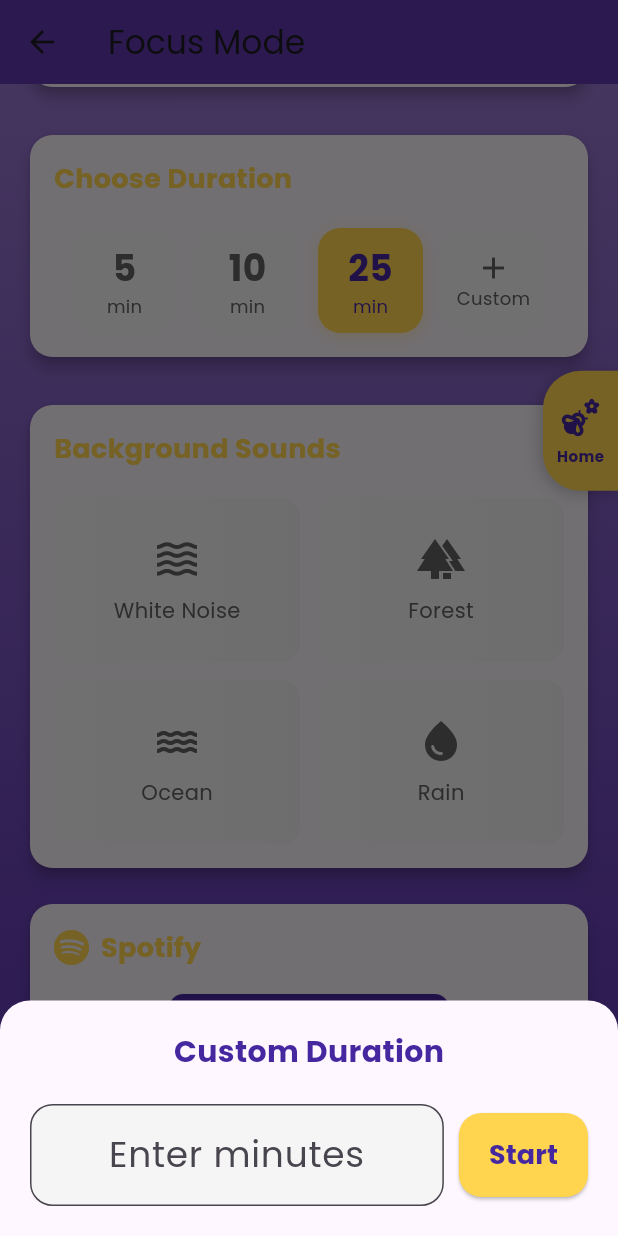
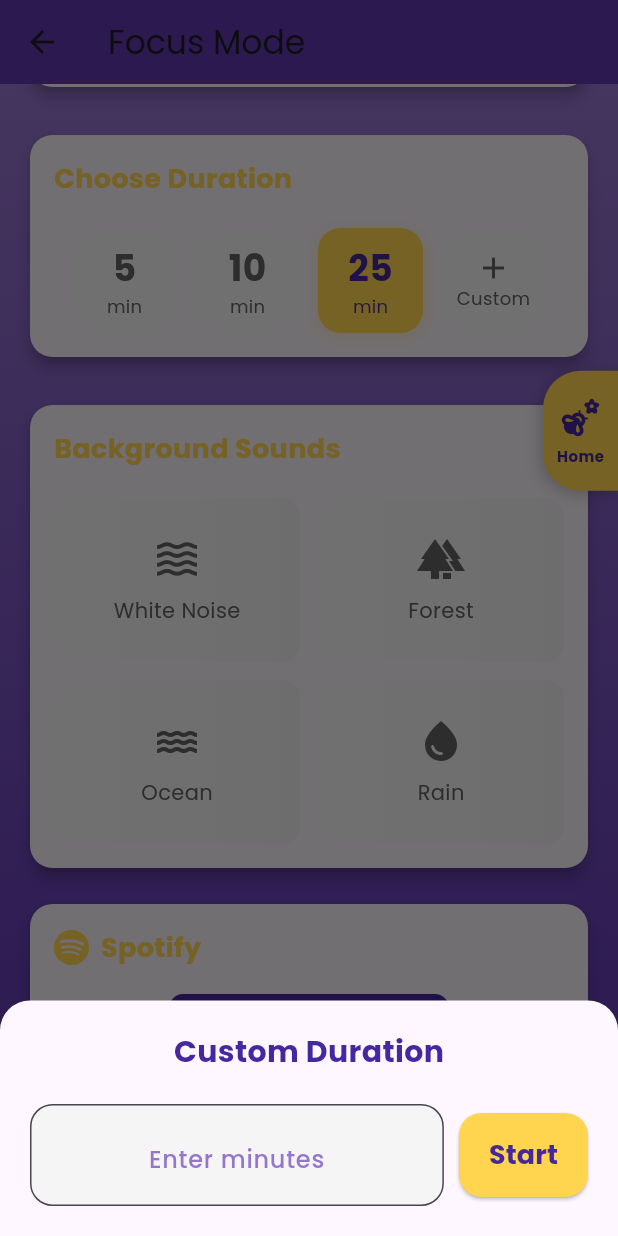
Before and after one commit to RahulRR-10/Ragnarok, a Flutter app: the FocusModeScreen screen opened by its route, scrolled down 176 dp, after a tap on "Custom", on a phone screen of 412 x 824 dp. Run offline on Flutter 3.47's test engine with Material 3 defaults, Android fonts, the phone set to English and light mode, and no system bars; our stand-ins replace animate_do, confetti, firebase_auth, firebase_core, firebase_database, flutter_local_notifications and 7 more; accounts and stored records are empty.

Commit message:
fixed custom_time_color

```diff
--- a/lib/screens/focus_mode_screen.dart
+++ b/lib/screens/focus_mode_screen.dart
@@ -129,9 +129,17 @@ class _FocusModeScreenState extends State<FocusModeScreen>
                     controller: _customDurationController,
                     keyboardType: TextInputType.number,
                     textAlign: TextAlign.center,
-                    style: const TextStyle(fontSize: 24),
+                    style: TextStyle(
+                      fontSize: 24,
+                      color: Colors.deepPurple.shade800,
+                      fontWeight: FontWeight.w500,
+                    ),
                     decoration: InputDecoration(
                       hintText: 'Enter minutes',
+                      hintStyle: TextStyle(
+                        color: Colors.deepPurple.shade300,
+                        fontSize: 16,
+                      ),
                       border: OutlineInputBorder(
                         borderRadius: BorderRadius.circular(15),
                       ),
```
